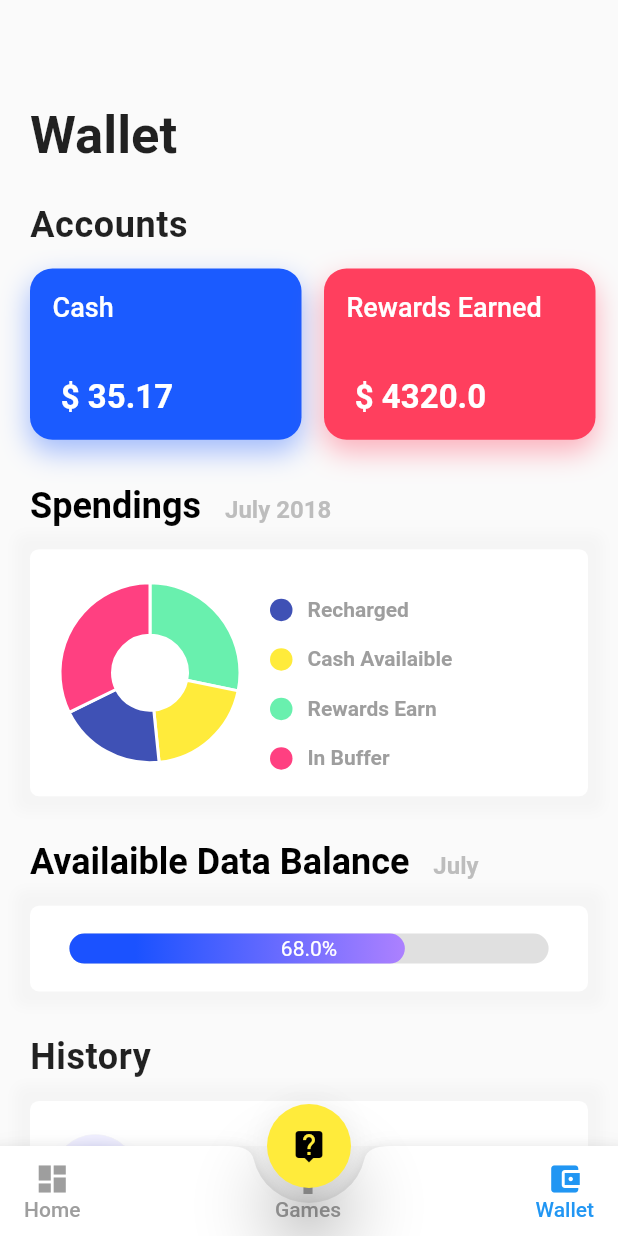
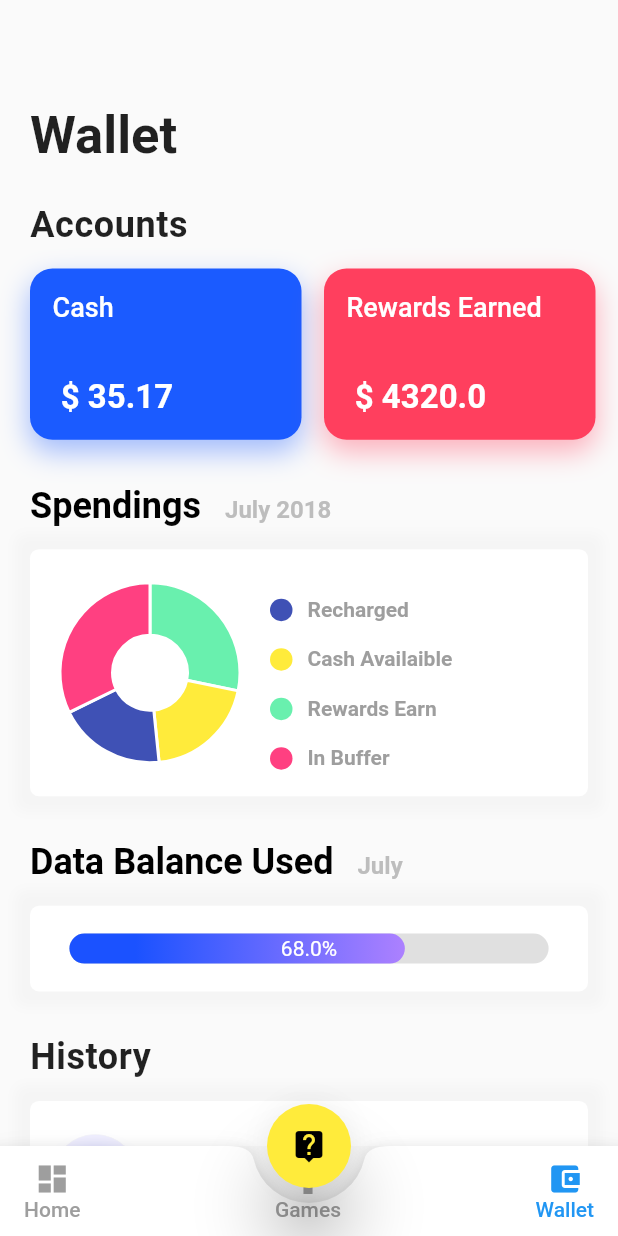
Before and after one commit to kohinoor98/VIL, a Flutter app: the screen it shows after launch, item 3 of the bottom bar chosen, on a phone screen of 412 x 824 dp. Run offline on Flutter 3.47's test engine with Material 2 defaults, Android fonts, the phone set to English and light mode, and no system bars; our stand-ins replace charts_flutter; missing offline and left inert: flutter_dialogflow; Roboto replaces fonts that are missing (Varela); project files that could hold a hidden picture were left out.

Commit message:
Added Game and Bot

```diff
--- a/lib/WalletPage/src/pages/overview_page.dart
+++ b/lib/WalletPage/src/pages/overview_page.dart
@@ -147,7 +147,7 @@ class OverviewPage extends StatelessWidget {
             text: TextSpan(
               children: [
                 TextSpan(
-                  text: "Availaible Data Balance",
+                  text: "Data Balance Used",
                   style: TextStyle(
                     color: Colors.black,
                     fontSize: 24,
```
